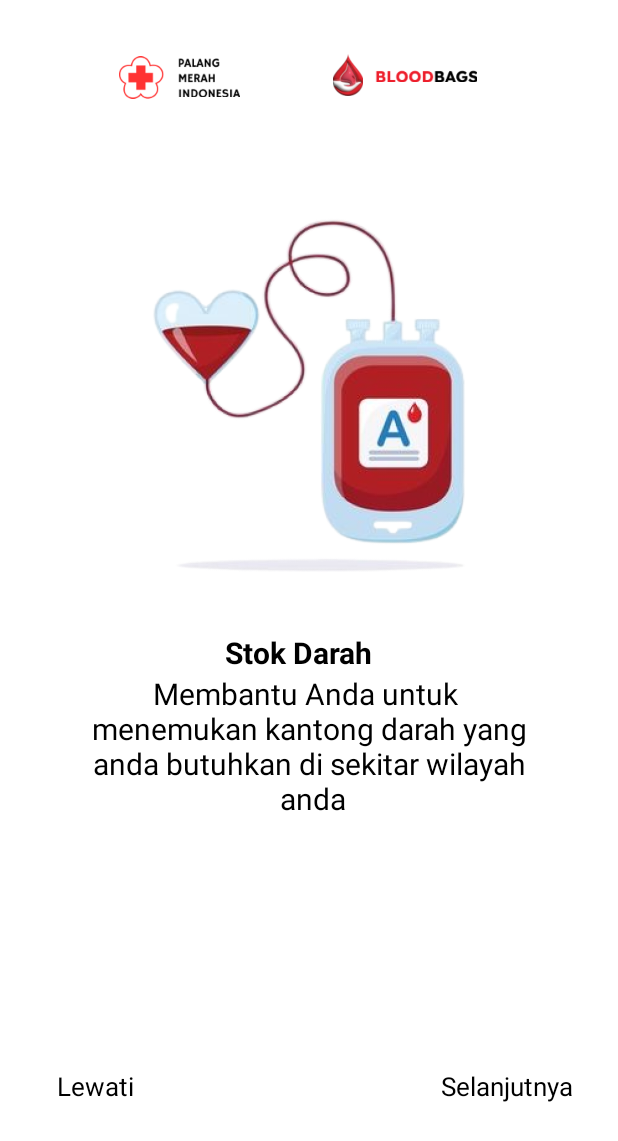
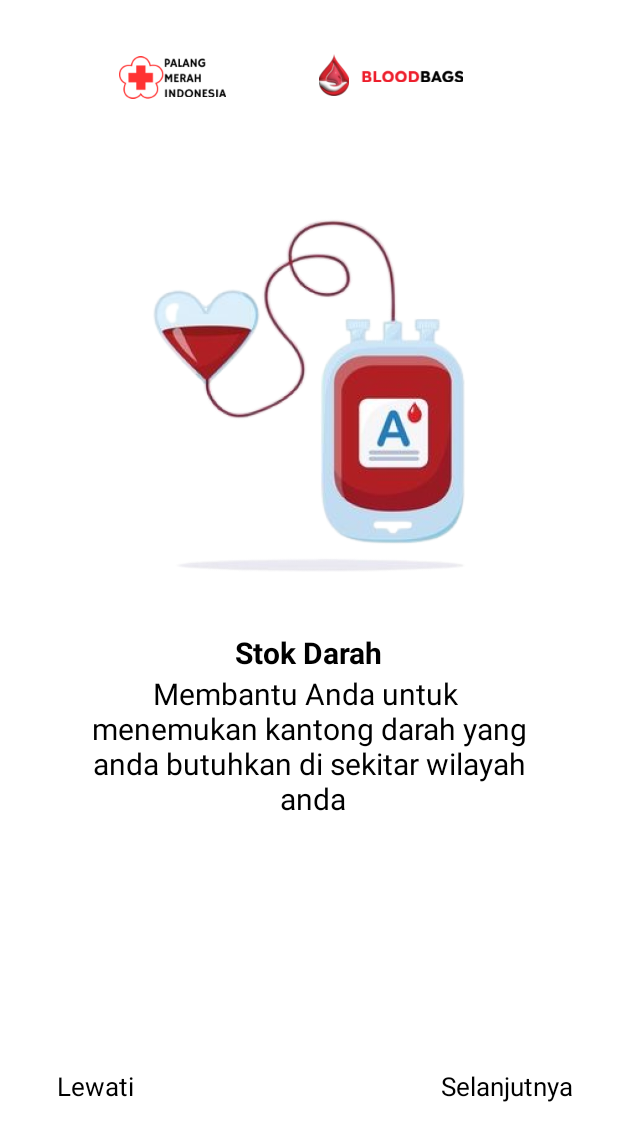
Before and after one commit to vy09/EndGame-DonorDarah, an Android app built with Jetpack Compose: the Pembukaan2 screen opened directly, with no data from a screen before it, on a phone screen of 412 x 824 dp. Shown: the top 1141 px of the screen. Run offline under Robolectric (Android 15) with nearby library versions, the phone set to English and light mode, and no system bars.

Commit message:
update home,stokdarah,dll

```diff
--- a/app/src/main/java/com/example/donordarah/ui/theme/Color.kt
+++ b/app/src/main/java/com/example/donordarah/ui/theme/Color.kt
@@ -2,10 +2,10 @@
 
 import androidx.compose.ui.graphics.Color
 
-val Purple80 = Color(0xFFD0BCFF)
+val Purple80 = Color(0xFFF5F3FA)
 val PurpleGrey80 = Color(0xFFCCC2DC)
 val Pink80 = Color(0xFFEFB8C8)
 
-val Purple40 = Color(0xFF6650a4)
+val Purple40 = Color(0xFFF0EEF7)
 val PurpleGrey40 = Color(0xFF625b71)
 val Pink40 = Color(0xFF7D5260)
--- a/app/src/main/java/com/example/donordarah/ui/theme/Fitur/PMI2.kt
+++ b/app/src/main/java/com/example/donordarah/ui/theme/Fitur/PMI2.kt
@@ -1,12 +1,9 @@
 package com.example.donordarah.ui.theme.Fitur
 
-import android.os.Parcelable
-import kotlinx.android.parcel.Parcelize
 
-@Parcelize
 
 data class PMI2(
     val imgPmi: Int,
     val namePmi: String,
     val almtPmi: String
-) : Parcelable
+)
--- a/app/src/main/java/com/example/donordarah/ui/theme/Theme.kt
+++ b/app/src/main/java/com/example/donordarah/ui/theme/Theme.kt
@@ -17,7 +17,7 @@
 import androidx.core.view.WindowCompat
 
 private val DarkColorScheme = darkColorScheme(
-    primary = Color.White,
+    primary = Purple80,
     secondary = PurpleGrey80,
     tertiary = Pink80
 )
--- a/app/src/main/res/drawable/buttonshape.xml
+++ b/app/src/main/res/drawable/buttonshape.xml
@@ -1,4 +1,5 @@
 <?xml version="1.0" encoding="utf-8"?>
 <shape xmlns:android="http://schemas.android.com/apk/res/android">
-    <corners android:radius="5dp"></corners> android:width="10dp"
+    <corners android:radius="5dp"></corners>
+    <solid android:color="@color/maincolor"/>
 </shape>
--- a/app/src/main/res/layout/activity_home.xml
+++ b/app/src/main/res/layout/activity_home.xml
@@ -167,7 +167,7 @@
         android:id="@+id/imageView19"
         android:layout_width="315dp"
         android:layout_height="127dp"
-        android:layout_marginStart="25dp"
+        android:layout_marginStart="20dp"
         android:layout_marginEnd="45dp"
         android:layout_marginBottom="48dp"
         android:src="@drawable/img_8"
--- a/app/src/main/res/layout/activity_menu_stok_darah.xml
+++ b/app/src/main/res/layout/activity_menu_stok_darah.xml
@@ -4,6 +4,7 @@
     xmlns:tools="http://schemas.android.com/tools"
     android:layout_width="match_parent"
     android:layout_height="match_parent"
+    android:background="@color/white"
     tools:context=".ui.theme.Fitur.MenuStokDarah">
 
     <ImageView
--- a/app/src/main/res/layout/activity_pembukaan2.xml
+++ b/app/src/main/res/layout/activity_pembukaan2.xml
@@ -11,7 +11,6 @@
         android:id="@+id/imageView12"
         android:layout_width="41dp"
         android:layout_height="31dp"
-        android:layout_marginStart="9dp"
         android:layout_marginTop="36dp"
         android:layout_marginEnd="67dp"
         android:src="@drawable/img_4"
@@ -25,7 +24,7 @@
         android:layout_height="31dp"
         android:layout_marginStart="79dp"
         android:layout_marginTop="36dp"
-        android:layout_marginEnd="9dp"
+
         android:src="@drawable/img_1"
         app:layout_constraintStart_toStartOf="parent"
         app:layout_constraintTop_toTopOf="parent" />
@@ -67,12 +66,14 @@
         android:id="@+id/textView7"
         android:layout_width="wrap_content"
         android:layout_height="wrap_content"
-        android:layout_marginStart="150dp"
+        android:layout_marginStart="149dp"
         android:layout_marginTop="18dp"
+        android:layout_marginEnd="150dp"
         android:text="Stok Darah"
         android:textColor="@color/black"
         android:textSize="20sp"
         android:textStyle="bold"
+        app:layout_constraintEnd_toEndOf="parent"
         app:layout_constraintStart_toStartOf="parent"
         app:layout_constraintTop_toBottomOf="@+id/imageView13" />
 
--- a/app/src/main/res/layout/activity_sign_in.xml
+++ b/app/src/main/res/layout/activity_sign_in.xml
@@ -110,7 +110,7 @@
             android:layout_height="wrap_content"
             android:layout_marginStart="100dp"
             android:layout_marginTop="310dp"
-            android:layout_marginEnd="90dp"
+            android:layout_marginEnd="100dp"
             android:backgroundTint="@color/background_color"
             android:text="Masuk"
             android:textColor="@color/white"
```
Also changed, not shown: app/src/main/res/layout/activity_pembukaan1.xml (+3 -5 lines).
